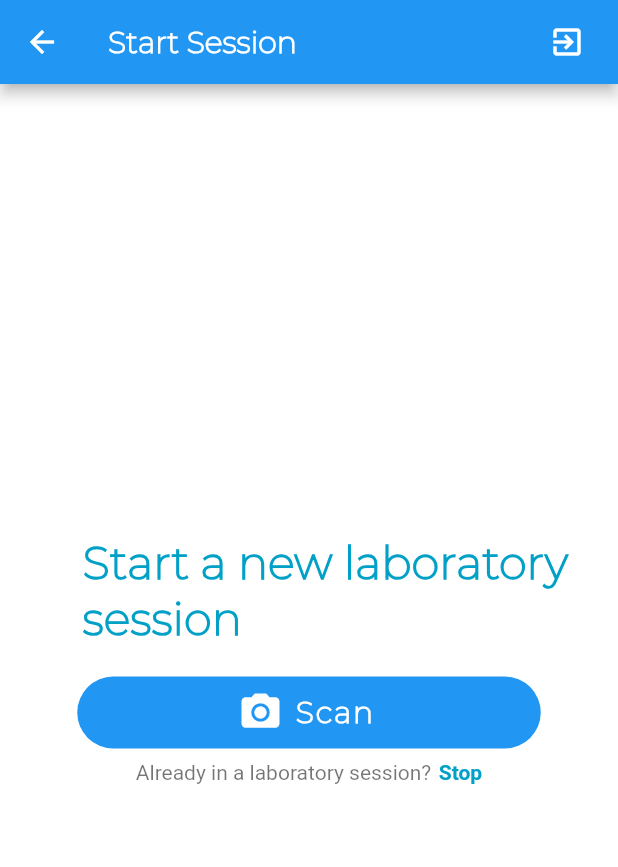
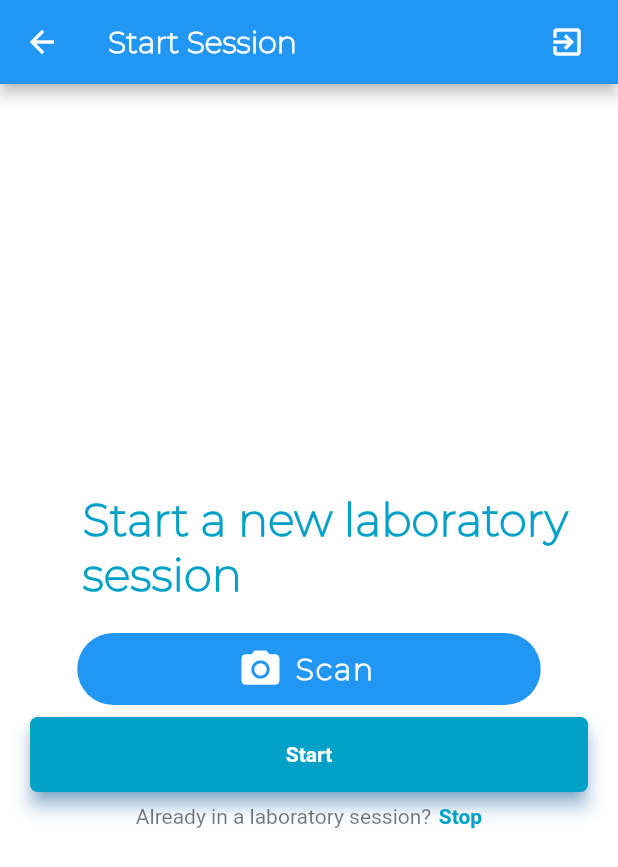
Before and after one commit to musumbidenis/assetracking, a Flutter app: the Start screen opened directly, on a phone screen of 412 x 824 dp. Shown: the top 867 px of the screen. Run offline on Flutter 3.47's test engine with Material 2 defaults, Android fonts, the phone set to English and light mode, and no system bars; our stand-ins replace flushbar, shared_preferences; missing offline and left inert: barcode_scan, platform_alert_dialog; accounts and stored records are empty; Roboto replaces fonts that are missing (Source Sans Pro).

Commit message:
Modified the start screen

```diff
--- a/lib/sessions/start.dart
+++ b/lib/sessions/start.dart
@@ -87,6 +87,30 @@ class _StartState extends State<Start> {
             ),
           ),
           SizedBox(height: 8.0),
+          Container(
+            height: 50.0,
+            child: GestureDetector(
+              child: Material(
+                borderRadius: BorderRadius.circular(5.0),
+                shadowColor: Colors.blue,
+                color: Color(0xff01A0C7),
+                elevation: 5.0,
+                child: GestureDetector(
+                  child: Center(
+                    child: Text(
+                      'Start',
+                      style: TextStyle(
+                          color: Colors.white,
+                          fontWeight: FontWeight.bold,
+                          fontFamily: 'Source Sans Pro'),
+                    ),
+                  ),
+                ),
+              ),
+              onTap: () {},
+            ),
+          ),
+          SizedBox(height: 8.0),
           Row(
             crossAxisAlignment: CrossAxisAlignment.center,
             mainAxisAlignment: MainAxisAlignment.center,
@@ -105,8 +129,8 @@ class _StartState extends State<Start> {
                   ),
                 ),
                 onTap: () {
-                  Navigator.push(
-                      context, MaterialPageRoute(builder: (context) => Stop()));
+                  Navigator.push(context,
+                      MaterialPageRoute(builder: (context) => StartButton()));
                 },
               ),
             ],
```
Also changed, not shown: lib/main.dart (+4 -4 lines), lib/sessions/startButton.dart (+15 -19 lines).
